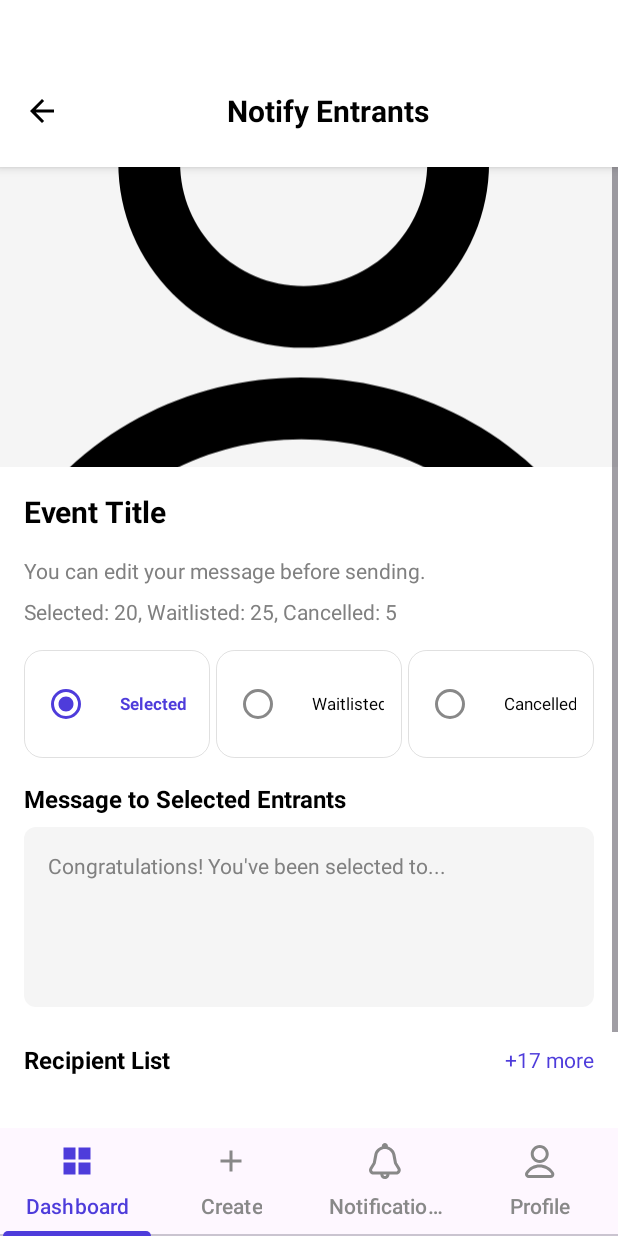
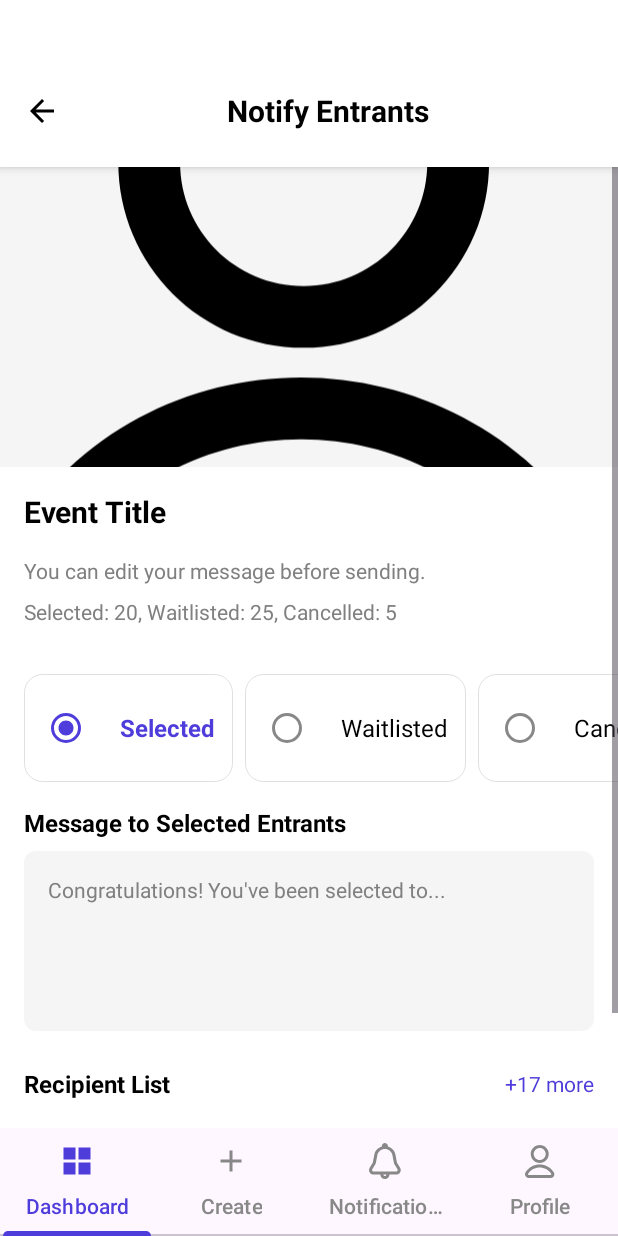
Before and after one commit to CMPUT301F25droids/EventLotteryApp, an Android app: the layout activity_notify_entrants.xml on its own in the app's theme, with its tools: preview values and no code run, on a phone screen of 412 x 824 dp. Run offline under Robolectric (Android 15) with nearby library versions, the phone set to English and light mode, and no system bars.

Commit message:
Increase font size and enable horizontal scrolling for waitlist management radio buttons

```diff
--- a/EventLotteryApp/app/src/main/res/layout/activity_notify_entrants.xml
+++ b/EventLotteryApp/app/src/main/res/layout/activity_notify_entrants.xml
@@ -111,26 +111,33 @@
                 android:paddingBottom="16dp" />
 
             <!-- Entrant Selection Tabs -->
-            <LinearLayout
+            <HorizontalScrollView
                 android:layout_width="match_parent"
                 android:layout_height="wrap_content"
+                android:scrollbars="none"
+                android:fillViewport="false"
+                android:paddingVertical="16dp"
+                android:clipToPadding="false">
+
+                <LinearLayout
+                    android:layout_width="wrap_content"
+                    android:layout_height="wrap_content"
                     android:orientation="horizontal"
-                android:paddingHorizontal="16dp"
-                android:paddingBottom="16dp">
+                    android:paddingStart="16dp"
+                    android:paddingEnd="16dp">
 
                     <!-- Selected Entrants Tab -->
                     <LinearLayout
                         android:id="@+id/selected_tab"
-                    android:layout_width="0dp"
+                        android:layout_width="wrap_content"
                         android:layout_height="wrap_content"
-                    android:layout_weight="1"
                         android:orientation="horizontal"
                         android:gravity="center_vertical"
                         android:padding="12dp"
                         android:background="@drawable/chip_background"
                         android:clickable="true"
                         android:focusable="true"
-                    android:layout_marginEnd="4dp">
+                        android:layout_marginEnd="8dp">
 
                         <RadioButton
                             android:id="@+id/selected_radio"
@@ -145,7 +152,7 @@
                             android:layout_height="wrap_content"
                             android:text="Selected"
                             android:textColor="@color/selected_tab_color"
-                        android:textSize="11sp"
+                            android:textSize="16sp"
                             android:textStyle="bold"
                             android:singleLine="true"
                             android:ellipsize="none"
@@ -155,16 +162,15 @@
                     <!-- Waitlisted Entrants Tab -->
                     <LinearLayout
                         android:id="@+id/waitlisted_tab"
-                    android:layout_width="0dp"
+                        android:layout_width="wrap_content"
                         android:layout_height="wrap_content"
-                    android:layout_weight="1"
                         android:orientation="horizontal"
                         android:gravity="center_vertical"
                         android:padding="12dp"
                         android:background="@drawable/chip_background"
                         android:clickable="true"
                         android:focusable="true"
-                    android:layout_marginEnd="4dp">
+                        android:layout_marginEnd="8dp">
 
                         <RadioButton
                             android:id="@+id/waitlisted_radio"
@@ -179,7 +185,7 @@
                             android:layout_height="wrap_content"
                             android:text="Waitlisted"
                             android:textColor="@color/black"
-                        android:textSize="11sp"
+                            android:textSize="16sp"
                             android:singleLine="true"
                             android:ellipsize="none"
                             android:layout_marginStart="4dp" />
@@ -188,9 +194,8 @@
                     <!-- Cancelled Entrants Tab -->
                     <LinearLayout
                         android:id="@+id/cancelled_tab"
-                    android:layout_width="0dp"
+                        android:layout_width="wrap_content"
                         android:layout_height="wrap_content"
-                    android:layout_weight="1"
                         android:orientation="horizontal"
                         android:gravity="center_vertical"
                         android:padding="12dp"
@@ -211,12 +216,13 @@
                             android:layout_height="wrap_content"
                             android:text="Cancelled"
                             android:textColor="@color/black"
-                        android:textSize="11sp"
+                            android:textSize="16sp"
                             android:singleLine="true"
                             android:ellipsize="none"
                             android:layout_marginStart="4dp" />
                     </LinearLayout>
                 </LinearLayout>
+            </HorizontalScrollView>
 
             <!-- Message Input -->
             <TextView
```
Lines whose indentation alone changed are shown as unchanged.
